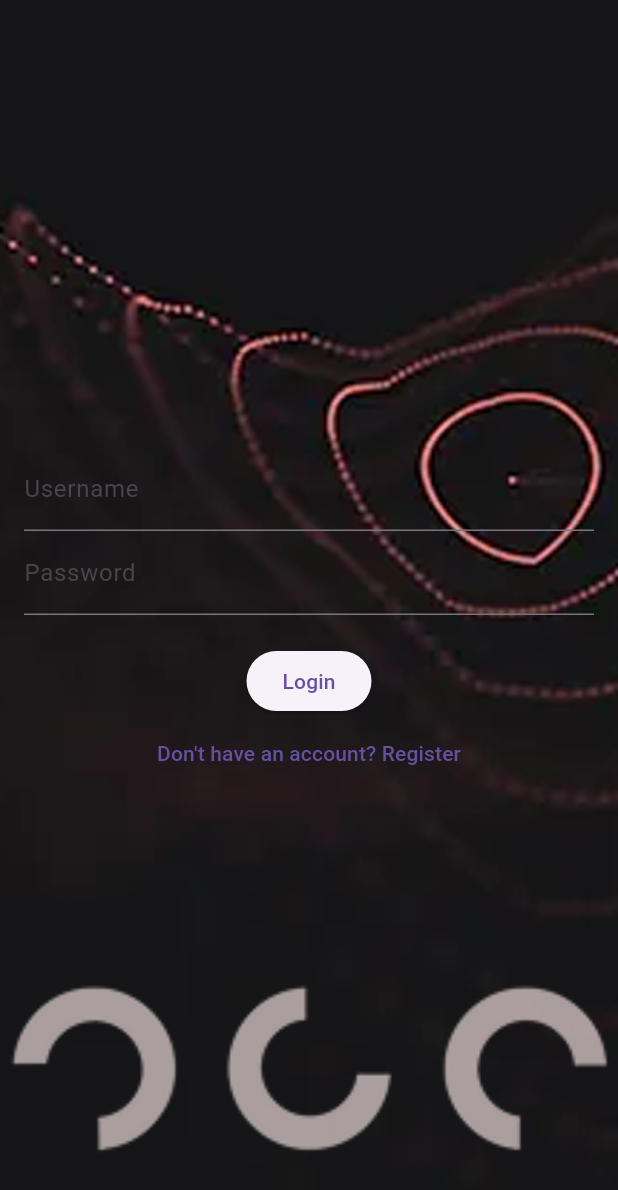
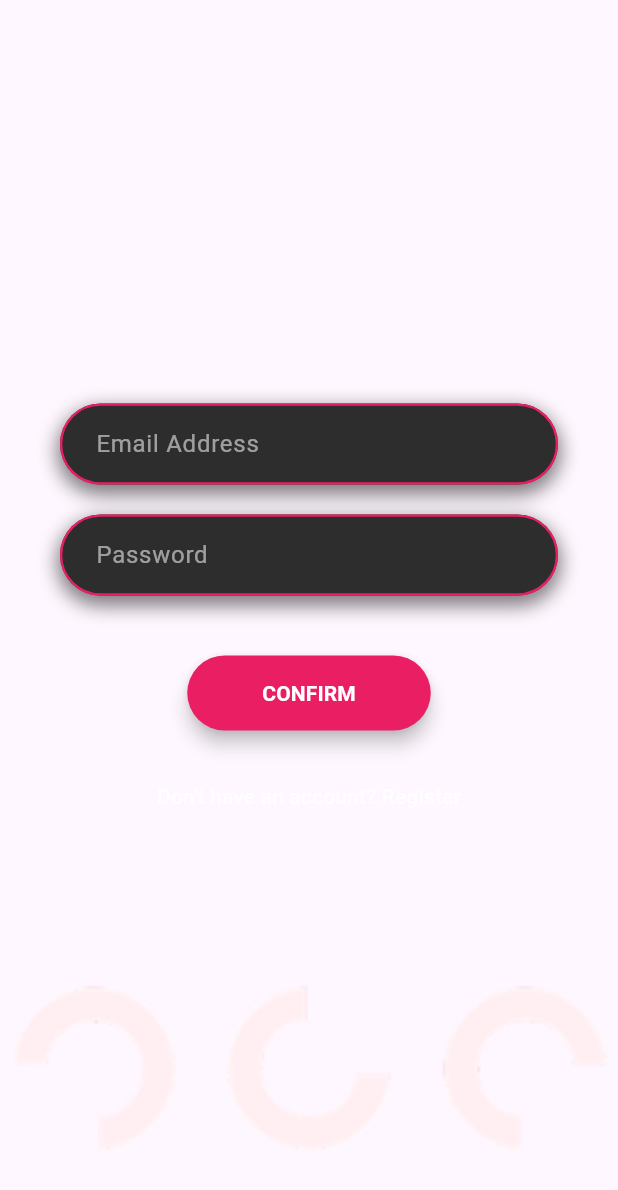
Before and after one commit to Nathi2266/khono-buzz, a Flutter app: the screen it shows after launch, after a tap on "Already have an account? Login", on a phone screen of 412 x 824 dp. Shown: the top 1190 px of the screen. Run offline on Flutter 3.47's test engine with Material 3 defaults, Android fonts, the phone set to English and light mode, and no system bars; network calls fail.

Commit message:
Remove BackgroundWidget and replace it with RegisterScreen and LoginScreen components in main.dart for improved authentication flow.

```diff
--- /dev/null
+++ b/khonobuzz/lib/auth_screens.dart
@@ -0,0 +1,221 @@
+import 'package:flutter/material.dart';
+import 'package:khonobuzz/main.dart'; // Import main.dart for AuthService and controllers
+
+// A custom reusable widget for the styled TextField.
+class CustomTextField extends StatelessWidget {
+  final String hintText;
+  final TextEditingController controller;
+  final bool obscureText;
+
+  const CustomTextField({
+    super.key,
+    required this.hintText,
+    required this.controller,
+    this.obscureText = false,
+  });
+
+  @override
+  Widget build(BuildContext context) {
+    return Container(
+      // This container is used to create the outer rounded box and shadow.
+      decoration: BoxDecoration(
+        color: Colors.transparent, // Transparent background for the container
+        borderRadius: BorderRadius.circular(30.0), // Rounded corners
+        boxShadow: [
+          // This creates the subtle shadow effect
+          BoxShadow(
+            color: Colors.black.withOpacity(0.5),
+            spreadRadius: 2,
+            blurRadius: 10,
+            offset: const Offset(0, 5), // Changes position of shadow
+          ),
+        ],
+      ),
+      child: TextField(
+        controller: controller,
+        obscureText: obscureText,
+        style: const TextStyle(color: Colors.white), // Text color is white
+        decoration: InputDecoration(
+          // This decoration creates the thin, rounded border.
+          hintText: hintText,
+          hintStyle: const TextStyle(color: Colors.white54), // Hint text is a lighter white
+          filled: true,
+          fillColor: const Color(0xFF2d2d2d), // A dark gray color for the text field interior
+          border: OutlineInputBorder(
+            borderRadius: BorderRadius.circular(30.0),
+            borderSide: BorderSide.none, // No side border for a cleaner look
+          ),
+          enabledBorder: OutlineInputBorder(
+            borderRadius: BorderRadius.circular(30.0),
+            borderSide: const BorderSide(
+              color: Color(0xFFe91e63), // The pinkish border color
+              width: 1.5,
+            ),
+          ),
+          focusedBorder: OutlineInputBorder(
+            borderRadius: BorderRadius.circular(30.0),
+            borderSide: const BorderSide(
+              color: Color(0xFFe91e63), // The pinkish border color on focus
+              width: 2.5,
+            ),
+          ),
+          contentPadding: const EdgeInsets.symmetric(
+            horizontal: 20.0,
+            vertical: 15.0,
+          ),
+        ),
+      ),
+    );
+  }
+}
+
+// This is the main widget for your login screen.
+class LoginScreen extends StatelessWidget {
+  final TextEditingController usernameController;
+  final TextEditingController passwordController;
+  final VoidCallback onLoginPressed;
+  final VoidCallback onRegisterPressed;
+
+  const LoginScreen({
+    super.key,
+    required this.usernameController,
+    required this.passwordController,
+    required this.onLoginPressed,
+    required this.onRegisterPressed,
+  });
+
+  @override
+  Widget build(BuildContext context) {
+    return Scaffold(
+      backgroundColor: Colors.transparent, // Set to transparent to show the background image from MainApp
+      body: Center(
+        child: Padding(
+          padding: const EdgeInsets.symmetric(horizontal: 40.0),
+          child: Column(
+            mainAxisAlignment: MainAxisAlignment.center,
+            children: <Widget>[
+              // Custom text field for "Email Address"
+              CustomTextField(
+                hintText: 'Email Address',
+                controller: usernameController,
+              ),
+              const SizedBox(height: 20),
+              // Custom text field for "Password"
+              CustomTextField(
+                hintText: 'Password',
+                controller: passwordController,
+                obscureText: true,
+              ),
+              const SizedBox(height: 40),
+              // The Confirm button
+              ElevatedButton(
+                onPressed: onLoginPressed,
+                style: ElevatedButton.styleFrom(
+                  backgroundColor: const Color(0xFFe91e63), // A subtle red color
+                  shape: RoundedRectangleBorder(
+                    borderRadius: BorderRadius.circular(30.0),
+                  ),
+                  padding: const EdgeInsets.symmetric(
+                    horizontal: 50.0,
+                    vertical: 15.0,
+                  ),
+                  elevation: 5,
+                ),
+                child: const Text(
+                  'CONFIRM',
+                  style: TextStyle(
+                    color: Colors.white,
+                    fontWeight: FontWeight.bold,
+                  ),
+                ),
+              ),
+              const SizedBox(height: 20),
+              TextButton(
+                onPressed: onRegisterPressed,
+                child: const Text(
+                  "Don't have an account? Register",
+                  style: TextStyle(color: Colors.white70),
+                ),
+              ),
+            ],
+          ),
+        ),
+      ),
+    );
+  }
+}
+
+class RegisterScreen extends StatelessWidget {
+  final TextEditingController usernameController;
+  final TextEditingController passwordController;
+  final VoidCallback onRegisterPressed;
+  final VoidCallback onLoginPressed;
+
+  const RegisterScreen({
+    super.key,
+    required this.usernameController,
+    required this.passwordController,
+    required this.onRegisterPressed,
+    required this.onLoginPressed,
+  });
+
+  @override
+  Widget build(BuildContext context) {
+    return Scaffold(
+      backgroundColor: Colors.transparent, // Set to transparent to show the background image from MainApp
+      body: Center(
+        child: Padding(
+          padding: const EdgeInsets.symmetric(horizontal: 40.0),
+          child: Column(
+            mainAxisAlignment: MainAxisAlignment.center,
+            children: <Widget>[
+              // Custom text field for "Email Address"
+              CustomTextField(
+                hintText: 'Email Address',
+                controller: usernameController,
+              ),
+              const SizedBox(height: 20),
+              // Custom text field for "Password"
+              CustomTextField(
+                hintText: 'Password',
+                controller: passwordController,
+                obscureText: true,
+              ),
+              const SizedBox(height: 40),
+              // The Confirm button
+              ElevatedButton(
+                onPressed: onRegisterPressed,
+                style: ElevatedButton.styleFrom(
+                  backgroundColor: const Color(0xFFe91e63), // A subtle red color
+                  shape: RoundedRectangleBorder(
+                    borderRadius: BorderRadius.circular(30.0),
+                  ),
+                  padding: const EdgeInsets.symmetric(
+                    horizontal: 50.0,
+                    vertical: 15.0,
+                  ),
+                  elevation: 5,
+                ),
+                child: const Text(
+                  'REGISTER',
+                  style: TextStyle(
+                    color: Colors.white,
+                    fontWeight: FontWeight.bold,
+                  ),
+                ),
+              ),
+              const SizedBox(height: 20),
+              TextButton(
+                onPressed: onLoginPressed,
+                child: const Text(
+                  "Already have an account? Login",
+                  style: TextStyle(color: Colors.white70),
+                ),
+              ),
+            ],
+          ),
+        ),
+      ),
+    );
+  }
+}
--- a/khonobuzz/lib/background_widget.dart
+++ /dev/null
@@ -1,24 +0,0 @@
-import 'package:flutter/material.dart';
-
-class BackgroundWidget extends StatelessWidget {
-  final Widget child;
-
-  const BackgroundWidget({super.key, required this.child});
-
-  @override
-  Widget build(BuildContext context) {
-    return Stack(
-      children: [
-        // Background Image
-        Positioned.fill(
-          child: Image.asset(
-            'assets/images/backgroud.png',
-            fit: BoxFit.cover,
-          ),
-        ),
-        // Content on top of the background
-        child,
-      ],
-    );
-  }
-}
--- a/khonobuzz/lib/main.dart
+++ b/khonobuzz/lib/main.dart
@@ -1,7 +1,7 @@
 import 'package:flutter/material.dart';
 import 'package:flutter/services.dart'; // Import this package for SystemChrome
 import 'package:http/http.dart' as http;
-import 'package:khonobuzz/background_widget.dart'; // Import the new BackgroundWidget
+import 'package:khonobuzz/auth_screens.dart'; // Import the new auth_screens.dart
 import 'dart:convert';
 
 void main() {
@@ -134,69 +134,21 @@ class _MainAppState extends State<MainApp> {
             PageView(
               controller: _pageController,
               children: [
-                BackgroundWidget(
-                  child: Center(
-                    child: Padding(
-                      padding: const EdgeInsets.all(16.0),
-                      child: Column(
-                        mainAxisAlignment: MainAxisAlignment.center,
-                        children: [
-                          TextField(
-                            controller: _registerUsernameController,
-                            decoration: InputDecoration(labelText: 'Username'),
-                          ),
-                          TextField(
-                            controller: _registerPasswordController,
-                            decoration: InputDecoration(labelText: 'Password'),
-                            obscureText: true,
-                          ),
-                          SizedBox(height: 20),
-                          ElevatedButton(
-                            onPressed: _register,
-                            child: Text('Register'),
-                          ),
-                          TextButton(
-                            onPressed: () {
-                              _pageController.animateToPage(1, duration: Duration(milliseconds: 300), curve: Curves.easeIn);
-                            },
-                            child: Text('Already have an account? Login'),
-                          ),
-                        ],
-                      ),
-                    ),
-                  ),
+                RegisterScreen(
+                  usernameController: _registerUsernameController,
+                  passwordController: _registerPasswordController,
+                  onRegisterPressed: _register,
+                  onLoginPressed: () {
+                    _pageController.animateToPage(1, duration: Duration(milliseconds: 300), curve: Curves.easeIn);
+                  },
                 ),
-                BackgroundWidget(
-                  child: Center(
-                    child: Padding(
-                      padding: const EdgeInsets.all(16.0),
-                      child: Column(
-                        mainAxisAlignment: MainAxisAlignment.center,
-                        children: [
-                          TextField(
-                            controller: _loginUsernameController,
-                            decoration: InputDecoration(labelText: 'Username'),
-                          ),
-                          TextField(
-                            controller: _loginPasswordController,
-                            decoration: InputDecoration(labelText: 'Password'),
-                            obscureText: true,
-                          ),
-                          SizedBox(height: 20),
-                          ElevatedButton(
-                            onPressed: _login,
-                            child: Text('Login'),
-                          ),
-                          TextButton(
-                            onPressed: () {
-                              _pageController.animateToPage(0, duration: Duration(milliseconds: 300), curve: Curves.easeIn);
-                            },
-                            child: Text('Don\'t have an account? Register'),
-                          ),
-                        ],
-                      ),
-                    ),
-                  ),
+                LoginScreen(
+                  usernameController: _loginUsernameController,
+                  passwordController: _loginPasswordController,
+                  onLoginPressed: _login,
+                  onRegisterPressed: () {
+                    _pageController.animateToPage(0, duration: Duration(milliseconds: 300), curve: Curves.easeIn);
+                  },
                 ),
               ],
             ),
```
